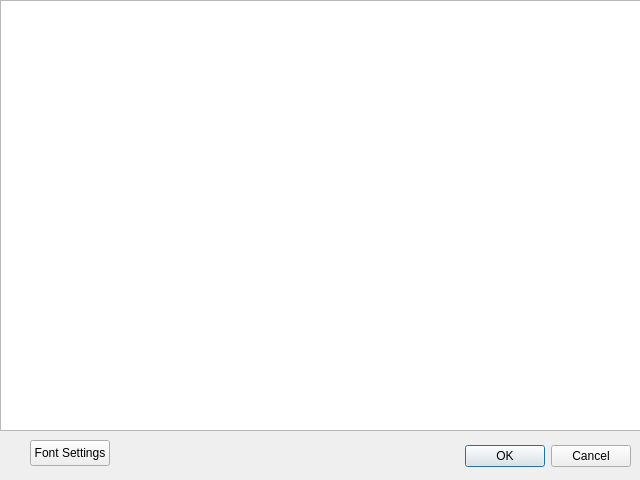
Old version of the form custom_query.ui in the repository TiReks33/adb-explorer.
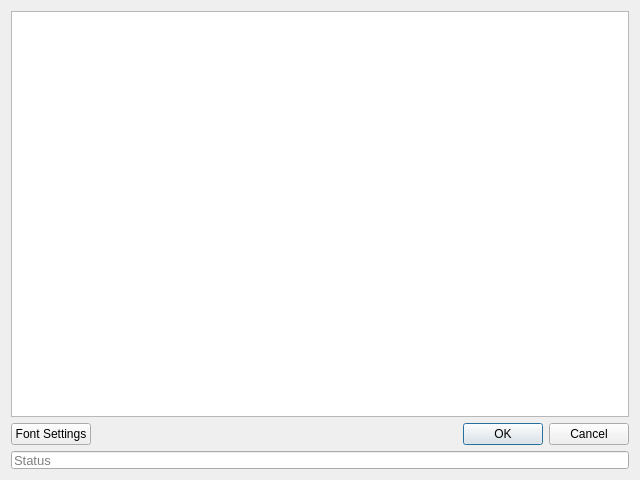
New version of the form.

```diff
--- a/custom_query.ui
+++ b/custom_query.ui
@@ -13,45 +13,115 @@
   <property name="windowTitle">
    <string>Dialog</string>
   </property>
-  <widget class="QDialogButtonBox" name="buttonBox">
-   <property name="geometry">
-    <rect>
-     <x>10</x>
-     <y>440</y>
-     <width>621</width>
-     <height>32</height>
-    </rect>
-   </property>
-   <property name="orientation">
-    <enum>Qt::Horizontal</enum>
-   </property>
-   <property name="standardButtons">
-    <set>QDialogButtonBox::Cancel|QDialogButtonBox::Ok</set>
-   </property>
-  </widget>
-  <widget class="QPlainTextEdit" name="plainTextEdit">
-   <property name="geometry">
-    <rect>
-     <x>0</x>
-     <y>0</y>
-     <width>641</width>
-     <height>431</height>
-    </rect>
-   </property>
-  </widget>
-  <widget class="QPushButton" name="setFont_Button">
-   <property name="geometry">
-    <rect>
-     <x>30</x>
-     <y>440</y>
-     <width>80</width>
-     <height>26</height>
-    </rect>
-   </property>
-   <property name="text">
-    <string>Font Settings</string>
-   </property>
-  </widget>
+  <property name="styleSheet">
+   <string notr="true"/>
+  </property>
+  <layout class="QVBoxLayout" name="verticalLayout">
+   <item>
+    <widget class="QPlainTextEdit" name="plainTextEdit"/>
+   </item>
+   <item>
+    <layout class="QHBoxLayout" name="horizontalLayout">
+     <item>
+      <widget class="QPushButton" name="setFont_Button">
+       <property name="text">
+        <string>Font Settings</string>
+       </property>
+      </widget>
+     </item>
+     <item>
+      <widget class="QDialogButtonBox" name="buttonBox">
+       <property name="toolTip">
+        <string/>
+       </property>
+       <property name="styleSheet">
+        <string notr="true"/>
+       </property>
+       <property name="orientation">
+        <enum>Qt::Horizontal</enum>
+       </property>
+       <property name="standardButtons">
+        <set>QDialogButtonBox::Cancel|QDialogButtonBox::Ok</set>
+       </property>
+      </widget>
+     </item>
+    </layout>
+   </item>
+   <item>
+    <layout class="QVBoxLayout" name="statusLine_layout" stretch="0">
+     <property name="spacing">
+      <number>0</number>
+     </property>
+     <property name="sizeConstraint">
+      <enum>QLayout::SetDefaultConstraint</enum>
+     </property>
+     <property name="leftMargin">
+      <number>0</number>
+     </property>
+     <property name="topMargin">
+      <number>0</number>
+     </property>
+     <property name="rightMargin">
+      <number>0</number>
+     </property>
+     <property name="bottomMargin">
+      <number>0</number>
+     </property>
+     <item>
+      <widget class="QLineEdit" name="statusLine">
+       <property name="sizePolicy">
+        <sizepolicy hsizetype="Minimum" vsizetype="Minimum">
+         <horstretch>0</horstretch>
+         <verstretch>0</verstretch>
+        </sizepolicy>
+       </property>
+       <property name="minimumSize">
+        <size>
+         <width>0</width>
+         <height>0</height>
+        </size>
+       </property>
+       <property name="maximumSize">
+        <size>
+         <width>16777215</width>
+         <height>18</height>
+        </size>
+       </property>
+       <property name="baseSize">
+        <size>
+         <width>0</width>
+         <height>0</height>
+        </size>
+       </property>
+       <property name="font">
+        <font>
+         <pointsize>10</pointsize>
+         <kerning>true</kerning>
+        </font>
+       </property>
+       <property name="styleSheet">
+        <string notr="true">border-width: 0px;</string>
+       </property>
+       <property name="text">
+        <string/>
+       </property>
+       <property name="frame">
+        <bool>true</bool>
+       </property>
+       <property name="echoMode">
+        <enum>QLineEdit::Normal</enum>
+       </property>
+       <property name="alignment">
+        <set>Qt::AlignLeading|Qt::AlignLeft|Qt::AlignVCenter</set>
+       </property>
+       <property name="placeholderText">
+        <string>Status</string>
+       </property>
+      </widget>
+     </item>
+    </layout>
+   </item>
+  </layout>
  </widget>
  <resources/>
  <connections>
```
Left out of the diff: 2 changed lines with no effect on the pictures.
